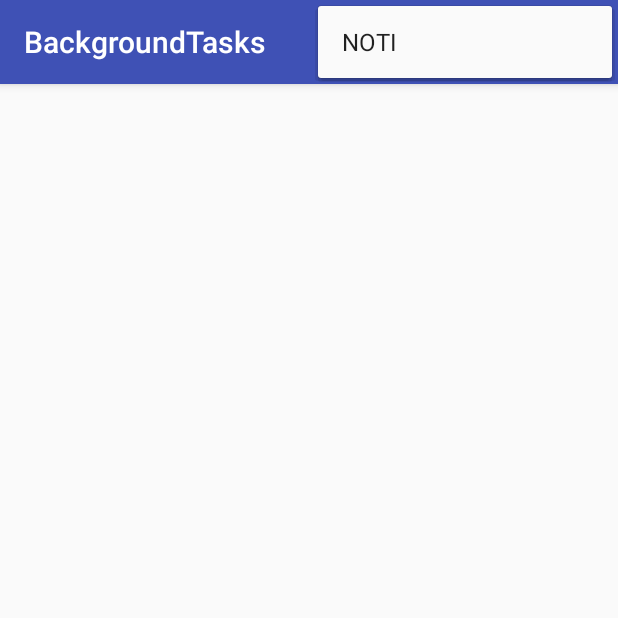
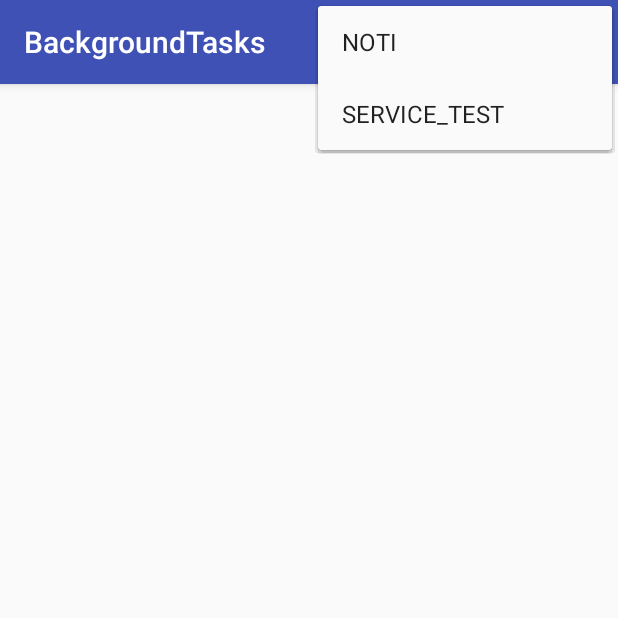
Before and after one commit to natansh25/BgTaskBulkInsert, an Android app: the screen it shows after launch (MainActivityAsyncLoader), with the options menu open, on a phone screen of 412 x 824 dp, the top half of it. Run offline under Robolectric (Android 15) with nearby library versions, the light colour scheme and no system bars; our stand-ins replace CircleImageView, Picasso; pictures from the network do not load; 3 statements that could not run were skipped.

Commit message:
Notification and service implemented !!

```diff
--- a/app/src/main/res/menu/main.xml
+++ b/app/src/main/res/menu/main.xml
@@ -19,4 +19,6 @@
 
 
 
+
+
 </menu>
--- a/app/src/main/res/menu/main2.xml
+++ b/app/src/main/res/menu/main2.xml
@@ -9,4 +9,10 @@
         android:orderInCategory="100"
         android:title="NOTI"
         app:showAsAction="never" />
+    <item
+        android:id="@+id/action_Service"
+
+        android:orderInCategory="100"
+        android:title="SERVICE_TEST"
+        app:showAsAction="never" />
 </menu>
```
Also changed, not shown: app/src/main/AndroidManifest.xml (+7 -9 lines), app/src/main/java/com/example/natan/backgroundtasks/AsyncTaskLoader/MainActivityAsyncLoader.java (+9 -3 lines), app/src/main/java/com/example/natan/backgroundtasks/BackGroundTasks/MyService.java (added, +26 -0 lines), app/src/main/java/com/example/natan/backgroundtasks/BackGroundTasks/SyncUtils.java (added, +20 -0 lines).
